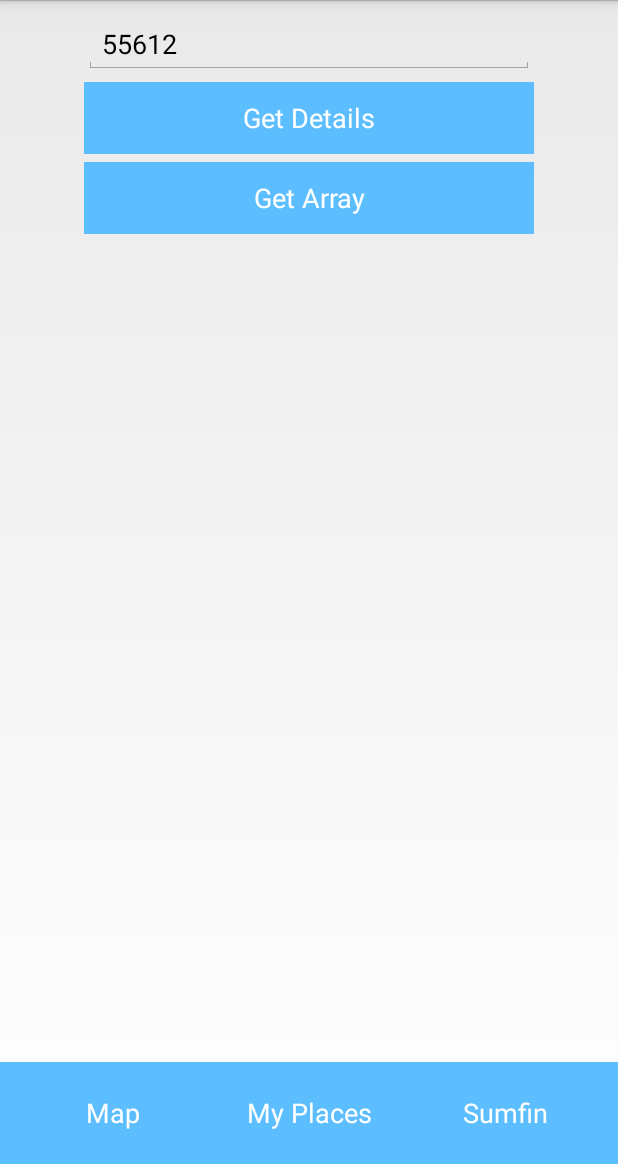
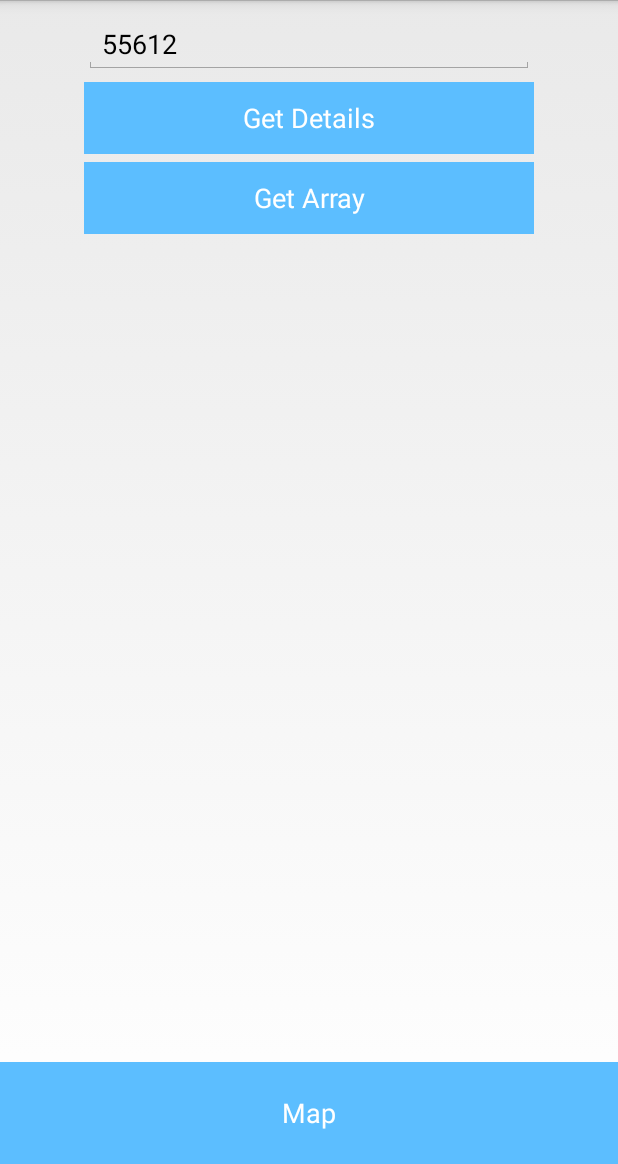
Before and after one commit to leonleonho/TransitAlarm2.0, an Android app: the screen it shows after launch (MainActivity), on a phone screen of 412 x 824 dp, the part 72-1236 px from its top. Run offline under Robolectric (Android 15) with nearby library versions, the phone set to English and light mode, and no system bars.

Commit message:
Removed useless buttons Fixed crashing problem when selecting main marker Now shows nearby stops on start

```diff
--- a/app/src/main/java/com/example/leon/transitalarm20/MapsActivity.java
+++ b/app/src/main/java/com/example/leon/transitalarm20/MapsActivity.java
@@ -48,7 +48,7 @@ public class MapsActivity extends FragmentActivity implements
         addressText = (EditText) findViewById(R.id.address);
         addTextListener(addressText);
         marker = new MarkerOptions().draggable(true);
-        map = new Map(getApplicationContext(), getSupportFragmentManager(), marker);
+        map = new Map(this, getSupportFragmentManager(), marker);
         map.setUpMapIfNeeded();
         mMap = map.getMap();
         mGoogleApiClient = map.getApiClient();
@@ -82,7 +82,7 @@ public class MapsActivity extends FragmentActivity implements
             }
         });
     }
-    private void showStops(LatLng latLng) {
+    protected void showStops(LatLng latLng) {
         String url = "http://api.translink.ca/rttiapi/v1/stops?apikey=uqHksMgJHyOOpCRjXNKM&lat=" + (float)latLng.latitude + "&long=" + (float)latLng.longitude;
         Log.w("URL" , url);
         new Translink(this, Translink.TaskType.STOP_ARRAY).execute(url);
--- a/app/src/main/res/layout/activity_main.xml
+++ b/app/src/main/res/layout/activity_main.xml
@@ -78,27 +78,6 @@
                 android:clickable="true"
                 android:onClick="gotoMap" />
 
-            <Button
-                android:layout_height="wrap_content"
-                android:layout_width="0dp"
-                android:layout_weight="1"
-                android:padding="10dp"
-                android:text="My Places"
-                android:id="@+id/button3"
-                android:textColor="#ffffff"
-                android:background="#ff5cbeff"
-                android:clickable="true" />
-
-            <Button
-                android:layout_height="wrap_content"
-                android:layout_width="0dp"
-                android:layout_weight="1"
-                android:padding="10dp"
-                android:text="Sumfin"
-                android:id="@+id/button4"
-                android:textColor="#ffffff"
-                android:background="#ff5cbeff"
-                android:clickable="true" />
         </LinearLayout>
 
     </RadioGroup>
--- a/app/src/main/res/values-large/refs.xml
+++ b/app/src/main/res/values-large/refs.xml
@@ -7,6 +7,6 @@
     For more on layout aliases, see:
     http://developer.android.com/training/multiscreen/screensizes.html#TaskUseAliasFilters
     -->
-    <item name="fragment_itembustime" type="layout">@layout/fragment_itembustime_grid</item>
+    <item name="fragment_itembustime" type="layout">@layout/fragment_itembustime_list</item>
 
 </resources>
```
Also changed, not shown: app/src/main/java/com/example/leon/transitalarm20/FragmentBusSchedule.java (+1 -18 lines), app/src/main/java/com/example/leon/transitalarm20/Map.java (+5 -2 lines), app/src/main/res/layout/activity_maps.xml (+0 -23 lines).
